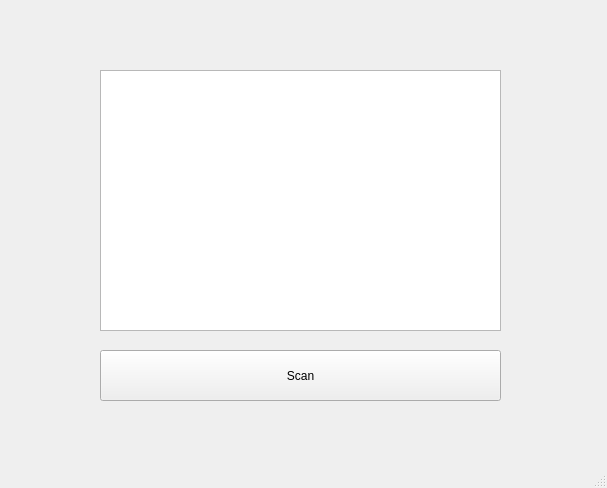
Qt form main.ui (GabrielTenma/Absensi-skripsi) before a commit.
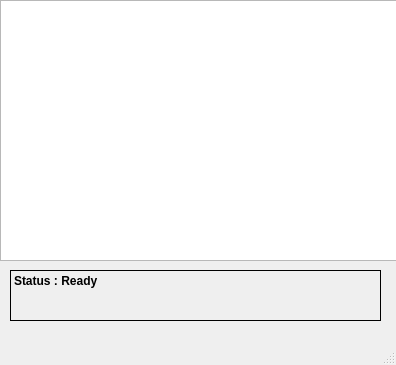
The same form after that commit.

Diff of the .ui file:
```diff
--- a/main.ui
+++ b/main.ui
@@ -6,8 +6,8 @@
    <rect>
     <x>0</x>
     <y>0</y>
-    <width>607</width>
-    <height>488</height>
+    <width>396</width>
+    <height>365</height>
    </rect>
   </property>
   <property name="windowTitle">
@@ -17,27 +17,46 @@
    <widget class="QGraphicsView" name="graphicsView">
     <property name="geometry">
      <rect>
-      <x>100</x>
-      <y>70</y>
+      <x>0</x>
+      <y>0</y>
       <width>401</width>
       <height>261</height>
      </rect>
     </property>
    </widget>
-   <widget class="QPushButton" name="pbScan">
+   <widget class="QLabel" name="statusLabel">
     <property name="geometry">
      <rect>
-      <x>100</x>
-      <y>350</y>
-      <width>401</width>
+      <x>10</x>
+      <y>270</y>
+      <width>371</width>
       <height>51</height>
      </rect>
     </property>
+    <property name="font">
+     <font>
+      <family>Arial</family>
+      <weight>75</weight>
+      <bold>true</bold>
+     </font>
+    </property>
+    <property name="frameShape">
+     <enum>QFrame::Box</enum>
+    </property>
+    <property name="frameShadow">
+     <enum>QFrame::Plain</enum>
+    </property>
     <property name="text">
-     <string>Scan</string>
+     <string>Status : Ready</string>
     </property>
-    <property name="flat">
-     <bool>false</bool>
+    <property name="textFormat">
+     <enum>Qt::PlainText</enum>
+    </property>
+    <property name="alignment">
+     <set>Qt::AlignLeading|Qt::AlignLeft|Qt::AlignTop</set>
+    </property>
+    <property name="wordWrap">
+     <bool>true</bool>
     </property>
    </widget>
   </widget>
```
Left out of the diff: 2 changed lines with no effect on the pictures.
